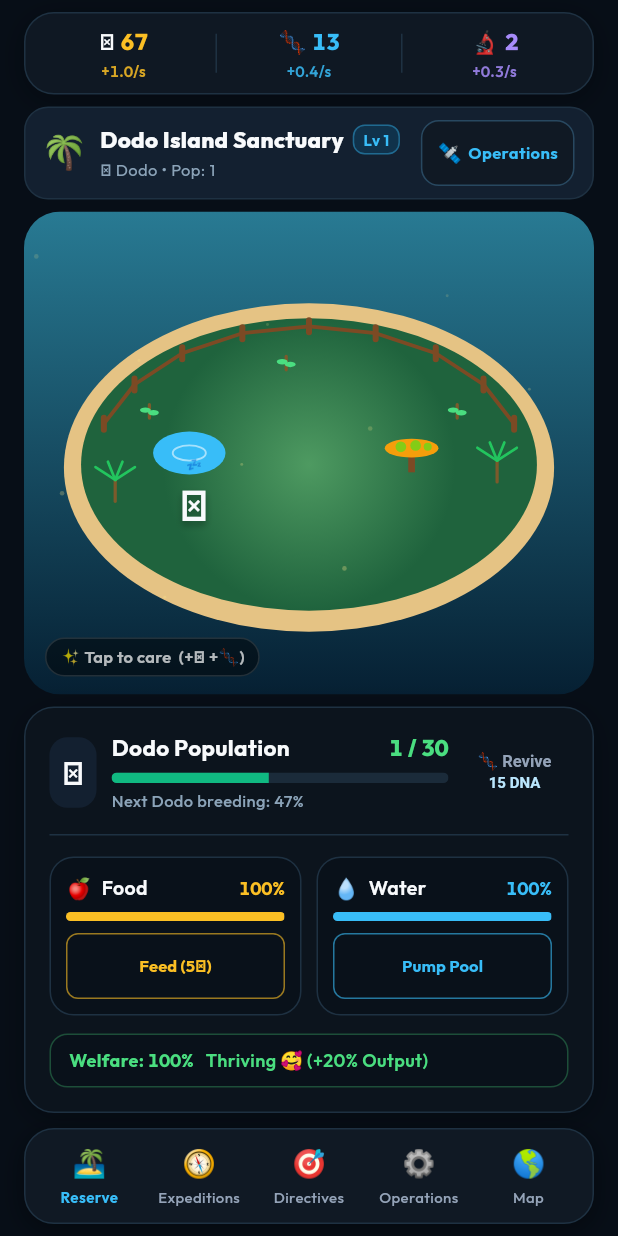
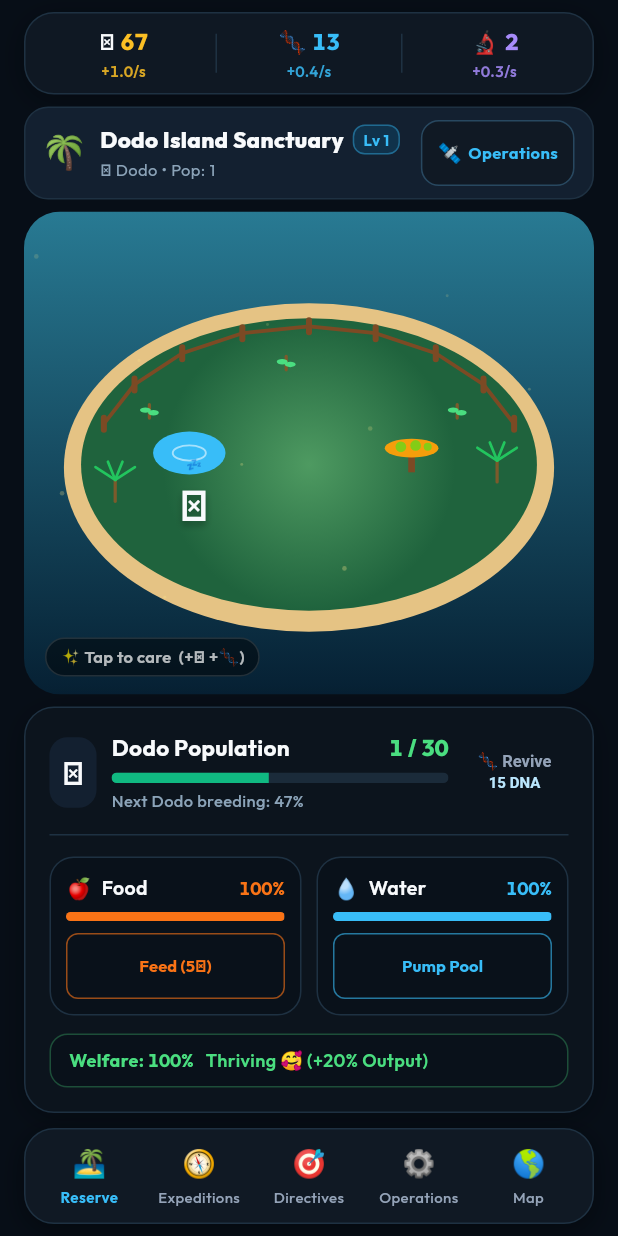
Before and after one commit to jakej985-rgb/Idle-animals, a Flutter app: the screen it shows after launch, on a phone screen of 412 x 824 dp. Run offline on Flutter 3.47's test engine with Material 3 defaults, Android fonts, the phone set to English and light mode, and no system bars; our stand-ins replace flutter_riverpod, google_fonts, shared_preferences.

Commit message:
fix(ui): keep food indicator color via AppColors.quince

```diff
--- a/lib/widgets/needs_panel.dart
+++ b/lib/widgets/needs_panel.dart
@@ -105,7 +105,7 @@ class NeedsPanel extends StatelessWidget {
                 icon: '🍎',
                 label: 'Food',
                 percent: habitat.foodPercentage,
-                color: AppColors.amber,
+                color: AppColors.quince,
                 isAuto: habitat.hasAutoFeeder,
                 actionLabel: _feedActionLabel,
                 enabled: _canFeed,
@@ -320,7 +320,7 @@ class NeedsPanel extends StatelessWidget {
             icon: '🍎',
             label: 'Food',
             percent: habitat.foodPercentage,
-            color: AppColors.amber,
+            color: AppColors.quince,
             isAuto: habitat.hasAutoFeeder,
             onAction: onFeed,
             actionLabel: _feedActionLabel,
```
